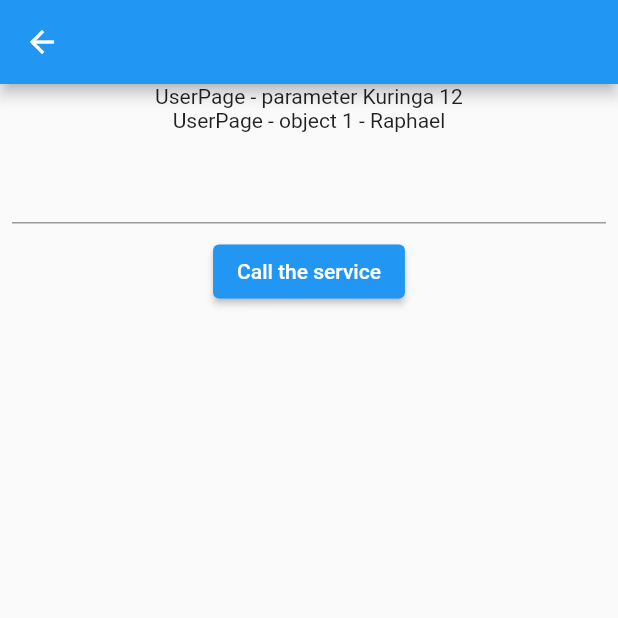
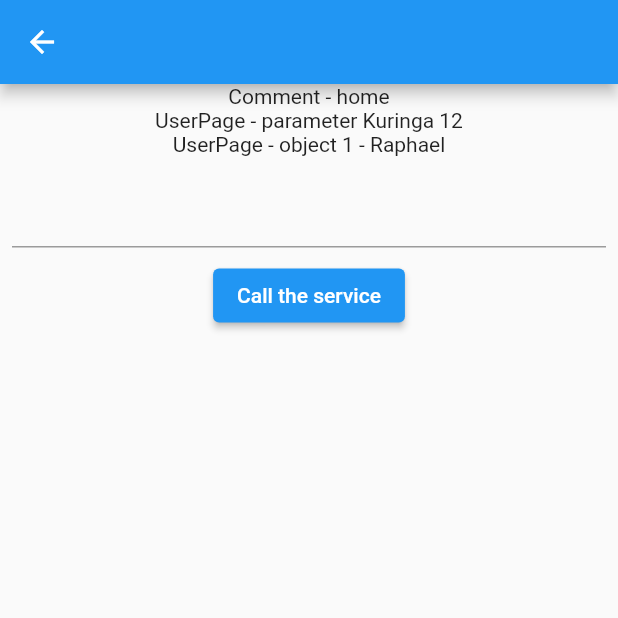
Before and after one commit to Brian1011/flutter_modularized_architecture, a Flutter app: the HomePage screen opened by its route, after a tap on the "add" icon, on a phone screen of 412 x 824 dp, the top half of it. Run offline on Flutter 3.47's test engine with Material 2 defaults, Android fonts, the phone set to English and light mode, and no system bars; our stand-ins replace flutter_modular, mobx; generated files the repository leaves out were written again.

Commit message:
pass comment as parameter

```diff
--- a/lib/app_module.dart
+++ b/lib/app_module.dart
@@ -12,6 +12,6 @@ class AppModule extends Module {
                   name: args.queryParams['name'],
                 )),*/
         ModuleRoute(Modular.initialRoute, module: LoginModule()),
-        ModuleRoute("/home", module: HomeModule())
+        ModuleRoute("/home/", module: HomeModule())
       ];
 }
--- a/lib/modules/home/home_module.dart
+++ b/lib/modules/home/home_module.dart
@@ -26,10 +26,11 @@ class HomeModule extends Module {
     // /home/user/kuringa
     ChildRoute(Modular.initialRoute, child: (_, args) => HomePage()),
     ChildRoute(
-      '/user/:name/:age/:id',
+      '/user/:name/:age/:id/:comment',
       child: (_, args) => UserPage(
         name: args.params['name'],
         age: args.params['id'],
+        comment: args.params['comment'],
         userModel: args.data,
       ),
     ),
--- a/lib/modules/home/home_page.dart
+++ b/lib/modules/home/home_page.dart
@@ -36,7 +36,7 @@ class _HomePageState extends State<HomePage> {
       floatingActionButton: FloatingActionButton(
         onPressed: () {
           Modular.to.pushNamed(
-            '/home/user/Kuringa/3333/12',
+            '/home/user/Kuringa/3333/12/home',
             arguments: UserModel(id: 1, name: 'Raphael'),
           );
           // Modular.to.navigate('/');
--- a/lib/modules/home/pages/user/user_page.dart
+++ b/lib/modules/home/pages/user/user_page.dart
@@ -6,8 +6,10 @@ import 'package:modularize/modules/home/pages/user/user_store.dart';
 class UserPage extends StatefulWidget {
   final String? name;
   final String? age;
+  final String? comment;
   final UserModel? userModel;
-  UserPage({Key? key, this.name, this.userModel, this.age}) : super(key: key);
+  UserPage({Key? key, this.name, this.userModel, this.age, this.comment})
+      : super(key: key);
 
   @override
   _UserPageState createState() => _UserPageState();
@@ -24,6 +26,7 @@ class _UserPageState extends State<UserPage> {
         child: Container(
           child: Column(
             children: [
+              Text('Comment - ${widget.comment}'),
               Text('UserPage - parameter ${widget.name} ${widget.age}'),
               Text(
                   'UserPage - object ${widget.userModel?.id} - ${widget.userModel?.name}'),
```
